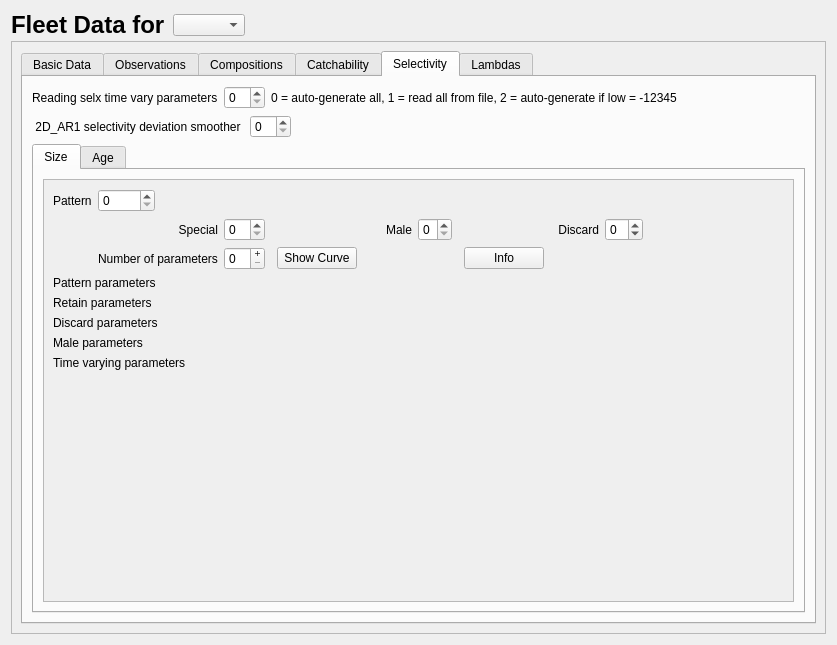
Qt form src/fleet_widget.ui (nmfs-ost/ss3-ssi) before a commit.
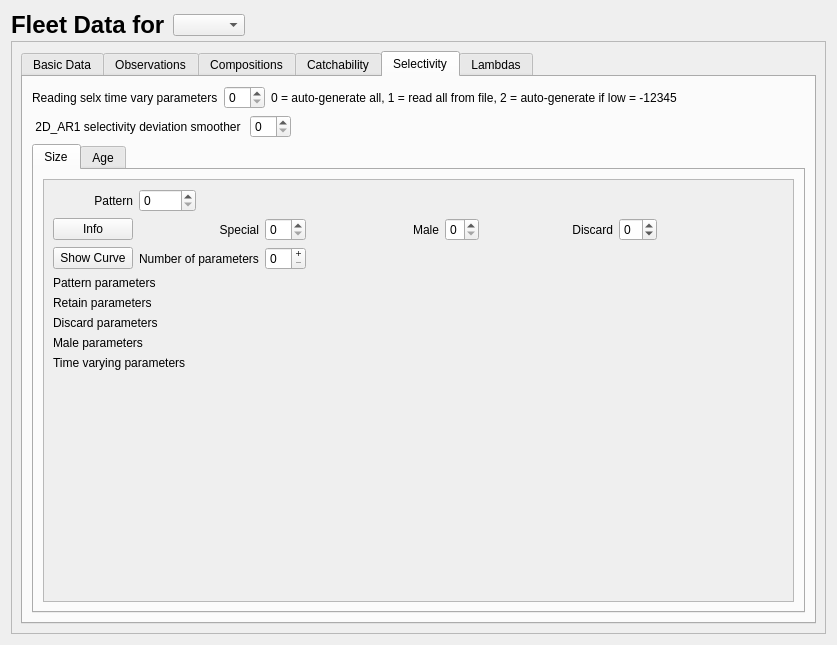
The same form after that commit. The open tabs and pages were chosen to show the change. Icons and pictures are not drawn.

Diff of the .ui file:
```diff
--- a/src/fleet_widget.ui
+++ b/src/fleet_widget.ui
@@ -1694,19 +1694,6 @@
                       </property>
                      </widget>
                     </item>
-                    <item row="1" column="10">
-                     <spacer name="horizontalSpacer_23">
-                      <property name="orientation">
-                       <enum>Qt::Horizontal</enum>
-                      </property>
-                      <property name="sizeHint" stdset="0">
-                       <size>
-                        <width>40</width>
-                        <height>20</height>
-                       </size>
-                      </property>
-                     </spacer>
-                    </item>
                     <item row="3" column="0" colspan="3">
                      <widget class="QLabel" name="label_sel_size_pattern_params">
                       <property name="text">
@@ -1749,6 +1736,9 @@
                       <property name="text">
                        <string>Pattern</string>
                       </property>
+                      <property name="alignment">
+                       <set>Qt::AlignRight|Qt::AlignTrailing|Qt::AlignVCenter</set>
+                      </property>
                      </widget>
                     </item>
                     <item row="8" column="0" colspan="11">
@@ -1783,7 +1773,7 @@
                        <string/>
                       </property>
                       <property name="maximum">
-                       <number>35</number>
+                       <number>43</number>
                       </property>
                      </widget>
                     </item>
@@ -1804,57 +1794,6 @@
                       </property>
                      </widget>
                     </item>
-                    <item row="2" column="5">
-                     <layout class="QHBoxLayout" name="horizontalLayout_2">
-                      <item>
-                       <widget class="QPushButton" name="pushButton_selex_size_curve">
-                        <property name="text">
-                         <string>Show Curve</string>
-                        </property>
-                        <property name="checkable">
-                         <bool>true</bool>
-                        </property>
-                       </widget>
-                      </item>
-                      <item>
-                       <spacer name="horizontalSpacer_26">
-                        <property name="orientation">
-                         <enum>Qt::Horizontal</enum>
-                        </property>
-                        <property name="sizeHint" stdset="0">
-                         <size>
-                          <width>40</width>
-                          <height>20</height>
-                         </size>
-                        </property>
-                       </spacer>
-                      </item>
-                     </layout>
-                    </item>
-                    <item row="2" column="8">
-                     <layout class="QHBoxLayout" name="horizontalLayout_6">
-                      <item>
-                       <widget class="QPushButton" name="pushButton_selex_size_pattern_info">
-                        <property name="text">
-                         <string>Info</string>
-                        </property>
-                       </widget>
-                      </item>
-                      <item>
-                       <spacer name="horizontalSpacer_22">
-                        <property name="orientation">
-                         <enum>Qt::Horizontal</enum>
-                        </property>
-                        <property name="sizeHint" stdset="0">
-                         <size>
-                          <width>40</width>
-                          <height>20</height>
-                         </size>
-                        </property>
-                       </spacer>
-                      </item>
-                     </layout>
-                    </item>
                     <item row="0" column="2" colspan="8">
                      <widget class="QLabel" name="label_selex_size_pattern_info">
                       <property name="text">
@@ -1865,6 +1804,62 @@
                     <item row="1" column="3">
                      <widget class="QSpinBox" name="spinBox_selex_size_special"/>
                     </item>
+                    <item row="1" column="0">
+                     <widget class="QPushButton" name="pushButton_selex_size_pattern_info">
+                      <property name="text">
+                       <string>Info</string>
+                      </property>
+                     </widget>
+                    </item>
+                    <item row="2" column="0">
+                     <widget class="QPushButton" name="pushButton_selex_size_curve">
+                      <property name="text">
+                       <string>Show Curve</string>
+                      </property>
+                      <property name="checkable">
+                       <bool>true</bool>
+                      </property>
+                     </widget>
+                    </item>
+                    <item row="2" column="8">
+                     <spacer name="horizontalSpacer_28">
+                      <property name="orientation">
+                       <enum>Qt::Horizontal</enum>
+                      </property>
+                      <property name="sizeHint" stdset="0">
+                       <size>
+                        <width>40</width>
+                        <height>20</height>
+                       </size>
+                      </property>
+                     </spacer>
+                    </item>
+                    <item row="2" column="5">
+                     <spacer name="horizontalSpacer_26">
+                      <property name="orientation">
+                       <enum>Qt::Horizontal</enum>
+                      </property>
+                      <property name="sizeHint" stdset="0">
+                       <size>
+                        <width>40</width>
+                        <height>20</height>
+                       </size>
+                      </property>
+                     </spacer>
+                    </item>
+                    <item row="2" column="10">
+                     <spacer name="horizontalSpacer_23">
+                      <property name="orientation">
+                       <enum>Qt::Horizontal</enum>
+                      </property>
+                      <property name="sizeHint" stdset="0">
+                       <size>
+                        <width>40</width>
+                        <height>20</height>
+                       </size>
+                      </property>
+                     </spacer>
+                    </item>
                    </layout>
                   </item>
                   <item>
```
Left out of the diff: 77 changed lines with no effect on the pictures.
